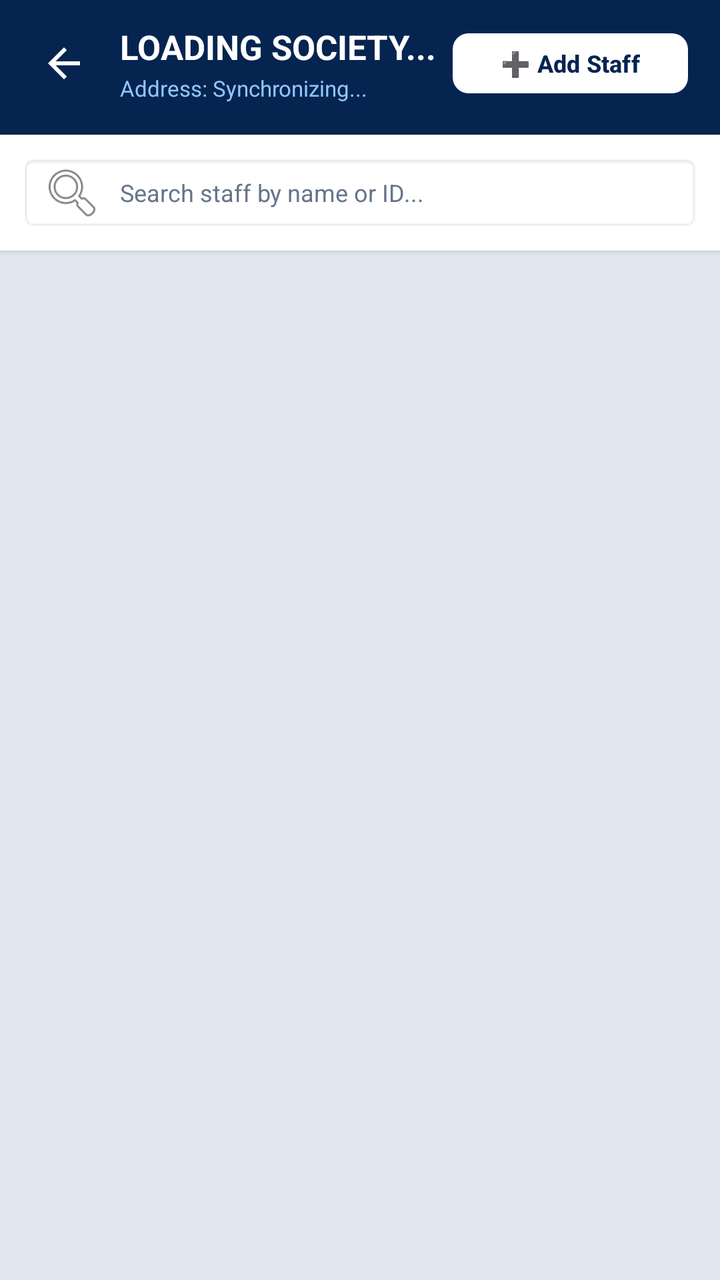
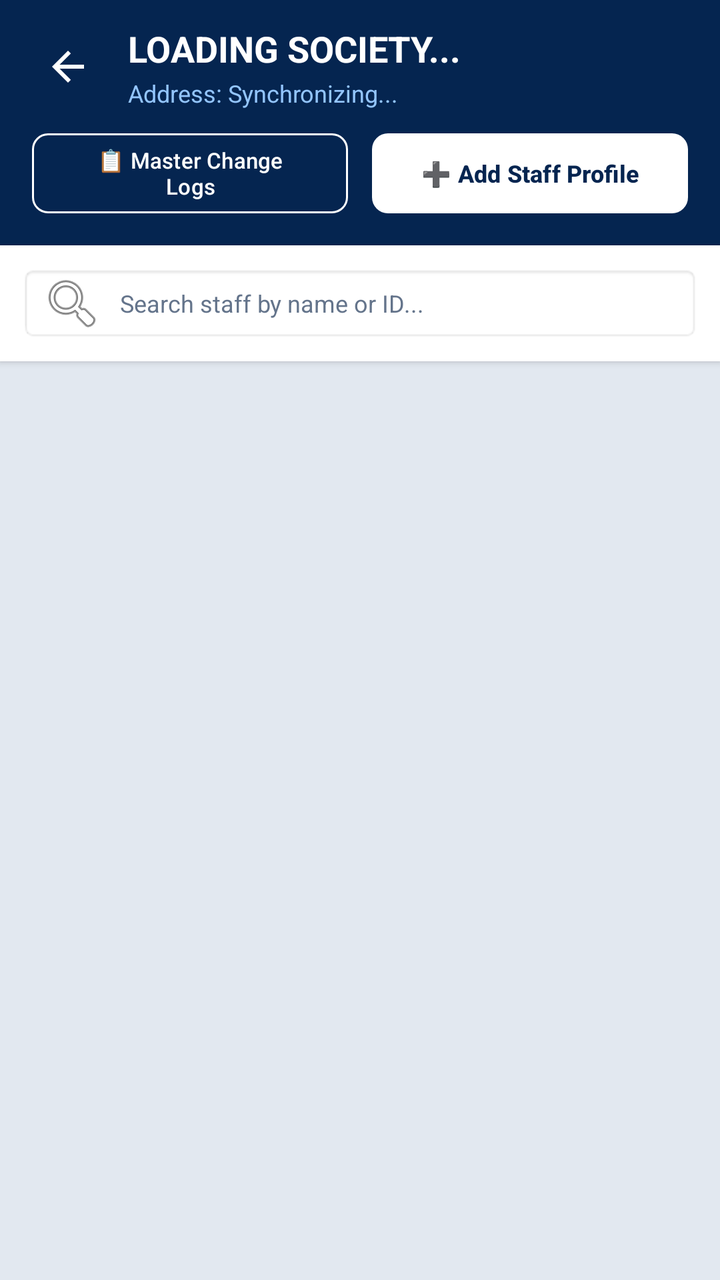

The first picture is an Android layout as it rendered before a commit; the second is the same layout after the commit. The layout source and the unified diff follow.
<!-- AndroidManifest.xml: application theme Theme.Finmac -->
<!-- res/layout/activity_admin_management.xml -->
<?xml version="1.0" encoding="utf-8"?>
<FrameLayout
    xmlns:android="http://schemas.android.com/apk/res/android"
    xmlns:app="http://schemas.android.com/apk/res-auto"
    android:id="@+id/rootContainer"
    android:layout_width="match_parent"
    android:layout_height="match_parent"
    android:background="?attr/colorSurfaceVariant">

    <LinearLayout
        android:layout_width="match_parent"
        android:layout_height="match_parent"
        android:orientation="vertical">

        
        <FrameLayout
            android:id="@+id/viewHeaderBackground"
            android:layout_width="match_parent"
            android:layout_height="wrap_content"
            android:background="#052550"
            android:paddingBottom="16dp">

            <LinearLayout
                android:layout_width="match_parent"
                android:layout_height="wrap_content"
                android:orientation="vertical"
                android:paddingHorizontal="16dp"
                android:paddingTop="12dp">

                <LinearLayout
                    android:layout_width="match_parent"
                    android:layout_height="wrap_content"
                    android:gravity="center_vertical"
                    android:orientation="horizontal">

                    <ImageView
                        android:id="@+id/btnBack"
                        android:layout_width="32dp"
                        android:layout_height="32dp"
                        android:background="?attr/selectableItemBackgroundBorderless"
                        android:contentDescription="Back"
                        android:padding="4dp"
                        android:src="@drawable/abc_ic_ab_back_material"
                        app:tint="#FFFFFF" />

                    <LinearLayout
                        android:layout_width="0dp"
                        android:layout_height="wrap_content"
                        android:layout_marginStart="12dp"
                        android:layout_weight="1"
                        android:orientation="vertical">

                        <TextView
                            android:id="@+id/lblSocietyName"
                            android:layout_width="wrap_content"
                            android:layout_height="wrap_content"
                            android:text="LOADING SOCIETY..."
                            android:textColor="#FFFFFF"
                            android:textSize="17sp"
                            android:textStyle="bold" />

                        <TextView
                            android:id="@+id/lblSocietyAddress"
                            android:layout_width="wrap_content"
                            android:layout_height="wrap_content"
                            android:layout_marginTop="2dp"
                            android:text="Address: Synchronizing..."
                            android:textColor="#93C5FD"
                            android:textSize="11sp" />
                    </LinearLayout>

                    <com.google.android.material.button.MaterialButton
                        android:id="@+id/btnAddAdmin"
                        android:layout_width="wrap_content"
                        android:layout_height="38dp"
                        android:text="➕ Add Staff"
                        android:textColor="#052550"
                        android:textSize="12sp"
                        android:textStyle="bold"
                        app:backgroundTint="#FFFFFF"
                        app:cornerRadius="8dp" />
                </LinearLayout>
            </LinearLayout>
        </FrameLayout>

        
        <LinearLayout
            android:layout_width="match_parent"
            android:layout_height="wrap_content"
            android:background="?attr/colorSurface"
            android:elevation="2dp"
            android:orientation="horizontal"
            android:padding="10dp">

            <EditText
                android:id="@+id/txtSearchDeck"
                android:layout_width="match_parent"
                android:layout_height="38dp"
                android:background="@android:drawable/editbox_background_normal"
                android:drawableStart="@android:drawable/ic_menu_search"
                android:drawablePadding="8dp"
                android:hint="Search staff by name or ID..."
                android:textColor="?attr/colorOnSurface"
                android:textColorHint="?attr/colorOnSurfaceVariant"
                android:imeOptions="actionSearch"
                android:inputType="text"
                android:paddingHorizontal="10dp"
                android:textSize="12sp" />
        </LinearLayout>

        
        <androidx.recyclerview.widget.RecyclerView
            android:id="@+id/rvAdminCards"
            android:layout_width="match_parent"
            android:layout_height="match_parent"
            android:clipToPadding="false"
            android:paddingVertical="8dp" />
    </LinearLayout>

    
    <FrameLayout
        android:id="@+id/loadingOverlay"
        android:layout_width="match_parent"
        android:layout_height="match_parent"
        android:background="#80000000"
        android:clickable="true"
        android:focusable="true"
        android:visibility="gone">

        <com.google.android.material.card.MaterialCardView
            android:layout_width="wrap_content"
            android:layout_height="wrap_content"
            android:layout_gravity="center"
            app:cardBackgroundColor="?attr/colorSurface"
            app:cardCornerRadius="12dp"
            app:cardElevation="6dp">

            <LinearLayout
                android:layout_width="wrap_content"
                android:layout_height="wrap_content"
                android:gravity="center"
                android:orientation="vertical"
                android:padding="24dp">

                <ProgressBar
                    android:layout_width="40dp"
                    android:layout_height="40dp"
                    android:indeterminateTint="#052550" />

                <TextView
                    android:layout_width="wrap_content"
                    android:layout_height="wrap_content"
                    android:layout_marginTop="12dp"
                    android:text="Parsing Staff Profiles..."
                    android:textColor="?attr/colorOnSurface"
                    android:textSize="13sp"
                    android:textStyle="bold" />
            </LinearLayout>
        </com.google.android.material.card.MaterialCardView>
    </FrameLayout>
</FrameLayout>
<!-- resources referenced by this layout -->
<resources>
  <!-- drawable abc_ic_ab_back_material (drawable) -->
  <vector xmlns:android="http://schemas.android.com/apk/res/android" android:autoMirrored="true" android:height="24dp" android:tint="#000000" android:viewportHeight="960" android:viewportWidth="960" android:width="24dp">
        
      <path android:fillColor="@android:color/white" android:pathData="M313,520L537,744L480,800L160,480L480,160L537,216L313,440L800,440L800,520L313,520Z"/>
      
  </vector>
  <style name="Theme.Finmac" parent="Base.Theme.Finmac" />
  <style name="Base.Theme.Finmac" parent="Theme.Material3.DayNight.NoActionBar">
          
          <item name="android:statusBarColor">@color/status_bar_navy</item>
          <item name="android:windowDrawsSystemBarBackgrounds">true</item>
          <item name="android:windowLightStatusBar">false</item>
  
          
          <item name="colorPrimary">@color/status_bar_navy</item>
          <item name="colorSecondary">@color/status_bar_navy</item>
          <item name="colorSurface">#FFFFFF</item>
          <item name="colorOnSurface">#0F172A</item>
          <item name="colorOnPrimary">#FFFFFF</item>
          <item name="android:colorBackground">#F8FAFC</item>
          <item name="android:textColorPrimary">#0F172A</item>
          <item name="android:textColorSecondary">#64748B</item>
  
          
          <item name="colorOnSurfaceVariant">#64748B</item>
          <item name="colorSurfaceVariant">#E2E8F0</item>
  
          
          <item name="textInputStyle">@style/CustomTextInputLayoutTheme</item>
      </style>
  <color name="status_bar_navy">#052550</color>
  <style name="CustomTextInputLayoutTheme" parent="Widget.Material3.TextInputLayout.OutlinedBox">
          <item name="boxStrokeColor">@color/status_bar_navy</item>
          <item name="hintTextColor">#64748B</item>
          <item name="boxStrokeWidth">1.5dp</item>
          <item name="boxStrokeWidthFocused">2dp</item>
          <item name="boxBackgroundColor">#FFFFFF</item>
      </style>
</resources>

<!-- the commit's change to res/layout/activity_admin_management.xml (unified diff, before → after) -->
@@ -27,6 +27,7 @@
                 android:paddingHorizontal="16dp"
                 android:paddingTop="12dp">
 
+                
                 <LinearLayout
                     android:layout_width="match_parent"
                     android:layout_height="wrap_content"
@@ -35,11 +36,11 @@
 
                     <ImageView
                         android:id="@+id/btnBack"
-                        android:layout_width="32dp"
-                        android:layout_height="32dp"
+                        android:layout_width="36dp"
+                        android:layout_height="36dp"
                         android:background="?attr/selectableItemBackgroundBorderless"
                         android:contentDescription="Back"
-                        android:padding="4dp"
+                        android:padding="6dp"
                         android:src="@drawable/abc_ic_ab_back_material"
                         app:tint="#FFFFFF" />
 
@@ -52,28 +53,61 @@
 
                         <TextView
                             android:id="@+id/lblSocietyName"
-                            android:layout_width="wrap_content"
+                            android:layout_width="match_parent"
                             android:layout_height="wrap_content"
+                            android:ellipsize="end"
+                            android:singleLine="true"
                             android:text="LOADING SOCIETY..."
                             android:textColor="#FFFFFF"
-                            android:textSize="17sp"
+                            android:textSize="18sp"
                             android:textStyle="bold" />
 
                         <TextView
                             android:id="@+id/lblSocietyAddress"
-                            android:layout_width="wrap_content"
+                            android:layout_width="match_parent"
                             android:layout_height="wrap_content"
                             android:layout_marginTop="2dp"
+                            android:ellipsize="end"
+                            android:singleLine="true"
                             android:text="Address: Synchronizing..."
                             android:textColor="#93C5FD"
-                            android:textSize="11sp" />
+                            android:textSize="12sp" />
                     </LinearLayout>
+                </LinearLayout>
+
+                
+                <LinearLayout
+                    android:layout_width="match_parent"
+                    android:layout_height="wrap_content"
+                    android:layout_marginTop="12dp"
+                    android:gravity="center_vertical"
+                    android:orientation="horizontal">
+
+                    <com.google.android.material.button.MaterialButton
+                        android:id="@+id/btnViewMasterAuditLogs"
+                        style="@style/Widget.Material3.Button.OutlinedButton"
+                        android:layout_width="0dp"
+                        android:layout_height="40dp"
+                        android:layout_marginEnd="6dp"
+                        android:layout_weight="1"
+                        android:insetTop="0dp"
+                        android:insetBottom="0dp"
+                        android:text="📋 Master Change Logs"
+                        android:textColor="#FFFFFF"
+                        android:textSize="11sp"
+                        app:cornerRadius="8dp"
+                        app:strokeColor="#FFFFFF"
+                        app:strokeWidth="1dp" />
 
                     <com.google.android.material.button.MaterialButton
                         android:id="@+id/btnAddAdmin"
-                        android:layout_width="wrap_content"
-                        android:layout_height="38dp"
-                        android:text="➕ Add Staff"
+                        android:layout_width="0dp"
+                        android:layout_height="40dp"
+                        android:layout_marginStart="6dp"
+                        android:layout_weight="1"
+                        android:insetTop="0dp"
+                        android:insetBottom="0dp"
+                        android:text="➕ Add Staff Profile"
                         android:textColor="#052550"
                         android:textSize="12sp"
                         android:textStyle="bold"
